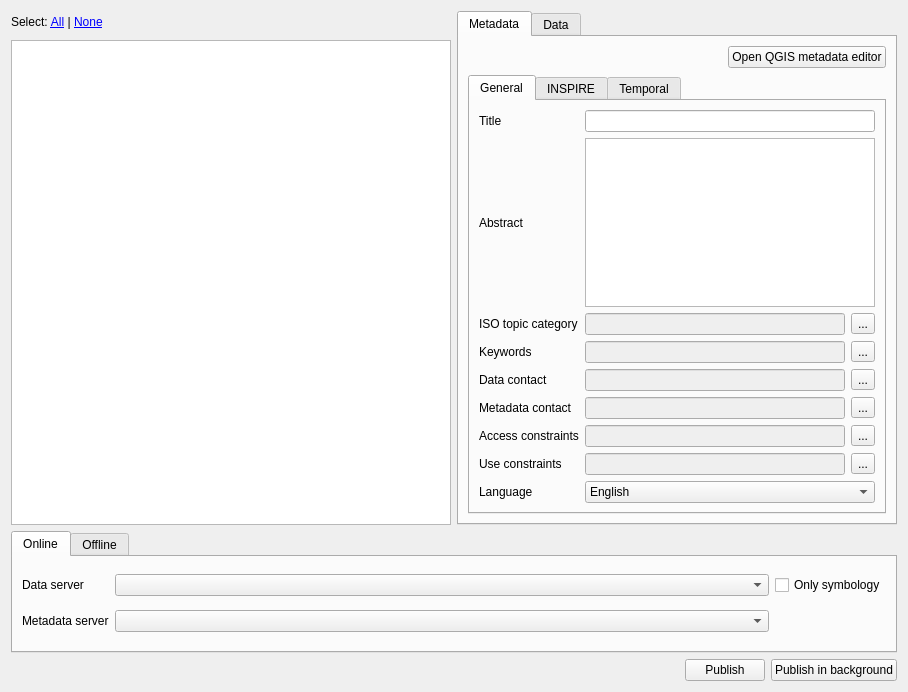
First picture: the form in geocatbridge/ui/publishwidget.ui, repository GeoCat/qgis-bridge-plugin, before the edit.
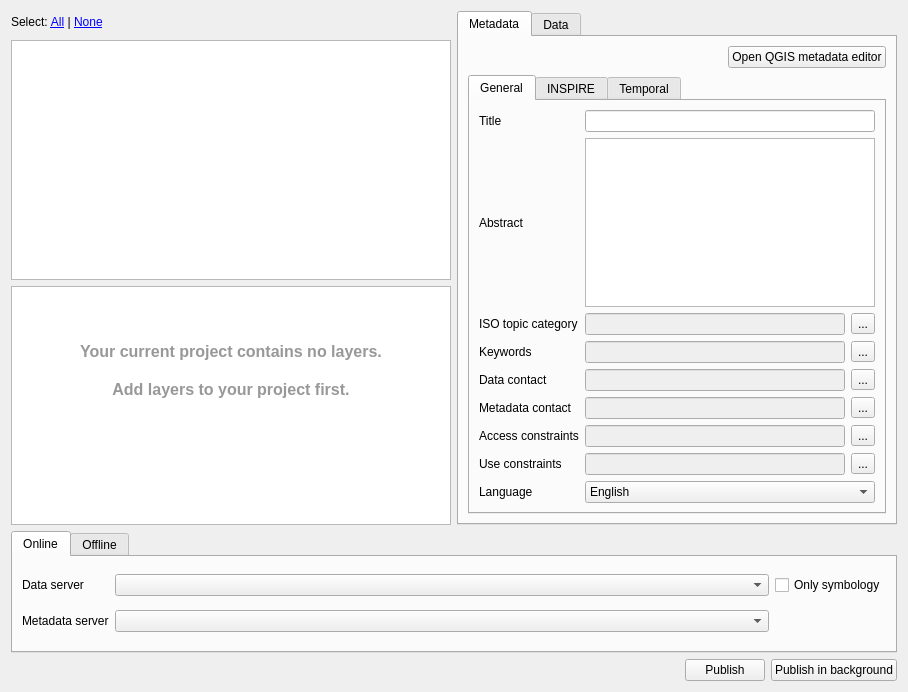
Second picture: the form after the edit. Icons and pictures are not drawn.

Commit message: added text panels to be shown when there are no layers or no servers

```diff
--- a/geocatbridge/ui/publishwidget.ui
+++ b/geocatbridge/ui/publishwidget.ui
@@ -69,6 +69,22 @@
          </property>
         </widget>
        </item>
+       <item>
+        <widget class="QTextBrowser" name="txtNoLayers">
+         <property name="html">
+          <string>&lt;!DOCTYPE HTML PUBLIC &quot;-//W3C//DTD HTML 4.0//EN&quot; &quot;http://www.w3.org/TR/REC-html40/strict.dtd&quot;&gt;
+&lt;html&gt;&lt;head&gt;&lt;meta name=&quot;qrichtext&quot; content=&quot;1&quot; /&gt;&lt;style type=&quot;text/css&quot;&gt;
+p, li { white-space: pre-wrap; }
+&lt;/style&gt;&lt;/head&gt;&lt;body style=&quot; font-family:'MS Shell Dlg 2'; font-size:8.25pt; font-weight:400; font-style:normal;&quot;&gt;
+&lt;p align=&quot;center&quot; style=&quot;-qt-paragraph-type:empty; margin-top:0px; margin-bottom:0px; margin-left:0px; margin-right:0px; -qt-block-indent:0; text-indent:0px;&quot;&gt;&lt;br /&gt;&lt;/p&gt;
+&lt;p align=&quot;center&quot; style=&quot;-qt-paragraph-type:empty; margin-top:0px; margin-bottom:0px; margin-left:0px; margin-right:0px; -qt-block-indent:0; text-indent:0px; font-size:12pt; font-weight:600; color:#989898;&quot;&gt;&lt;br /&gt;&lt;/p&gt;
+&lt;p align=&quot;center&quot; style=&quot;-qt-paragraph-type:empty; margin-top:0px; margin-bottom:0px; margin-left:0px; margin-right:0px; -qt-block-indent:0; text-indent:0px; font-size:12pt; font-weight:600; color:#989898;&quot;&gt;&lt;br /&gt;&lt;/p&gt;
+&lt;p align=&quot;center&quot; style=&quot; margin-top:0px; margin-bottom:0px; margin-left:0px; margin-right:0px; -qt-block-indent:0; text-indent:0px;&quot;&gt;&lt;span style=&quot; font-size:12pt; font-weight:600; color:#989898;&quot;&gt;Your current project contains no layers.&lt;/span&gt;&lt;/p&gt;
+&lt;p align=&quot;center&quot; style=&quot;-qt-paragraph-type:empty; margin-top:0px; margin-bottom:0px; margin-left:0px; margin-right:0px; -qt-block-indent:0; text-indent:0px; font-size:12pt; font-weight:600; color:#989898;&quot;&gt;&lt;br /&gt;&lt;/p&gt;
+&lt;p align=&quot;center&quot; style=&quot; margin-top:0px; margin-bottom:0px; margin-left:0px; margin-right:0px; -qt-block-indent:0; text-indent:0px;&quot;&gt;&lt;span style=&quot; font-size:12pt; font-weight:600; color:#989898;&quot;&gt;Add layers to your project first.&lt;/span&gt;&lt;/p&gt;&lt;/body&gt;&lt;/html&gt;</string>
+         </property>
+        </widget>
+       </item>
       </layout>
      </item>
      <item>
```
Left out of the diff: 4 changed lines with no effect on the pictures. The commit also changes 3 other files.
